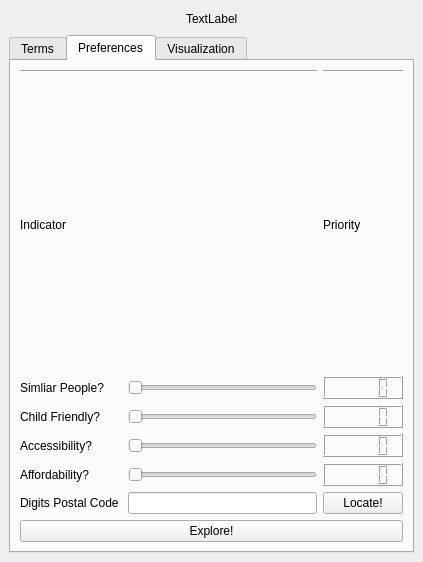
First picture: the form in Suburbia/MyPlugin/suburbia_search_tool_dockwidget_base.ui, repository jessehable/GEO1005, before the edit.
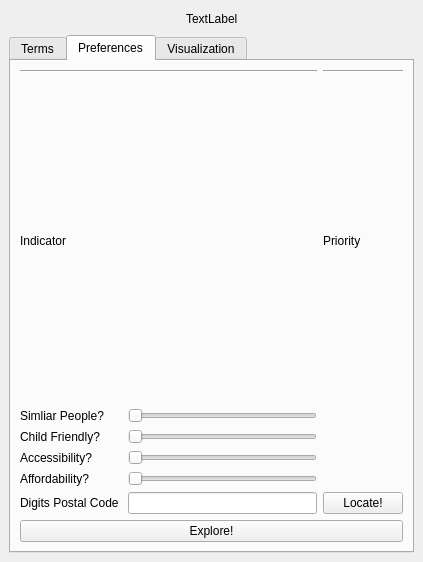
Second picture: the form after the edit.

```diff
--- a/Suburbia/MyPlugin/suburbia_search_tool_dockwidget_base.ui
+++ b/Suburbia/MyPlugin/suburbia_search_tool_dockwidget_base.ui
@@ -166,12 +166,6 @@
             </property>
            </widget>
           </item>
-          <item row="5" column="2">
-           <widget class="QLCDNumber" name="PriorityAccess"/>
-          </item>
-          <item row="3" column="2">
-           <widget class="QLCDNumber" name="PriorityPeople"/>
-          </item>
           <item row="3" column="1">
            <widget class="QSlider" name="SliderPeople">
             <property name="maximum">
@@ -240,12 +234,6 @@
             </property>
            </widget>
           </item>
-          <item row="4" column="2">
-           <widget class="QLCDNumber" name="PriorityChild"/>
-          </item>
-          <item row="6" column="2">
-           <widget class="QLCDNumber" name="PriorityAfford"/>
-          </item>
           <item row="5" column="0">
            <widget class="QLabel" name="LabelIndicator3">
             <property name="text">
@@ -284,6 +272,34 @@
             </property>
            </widget>
           </item>
+          <item row="3" column="2">
+           <widget class="QLabel" name="PriorityPeople">
+            <property name="text">
+             <string/>
+            </property>
+           </widget>
+          </item>
+          <item row="4" column="2">
+           <widget class="QLabel" name="PriorityChild">
+            <property name="text">
+             <string/>
+            </property>
+           </widget>
+          </item>
+          <item row="5" column="2">
+           <widget class="QLabel" name="PriorityAccess">
+            <property name="text">
+             <string/>
+            </property>
+           </widget>
+          </item>
+          <item row="6" column="2">
+           <widget class="QLabel" name="PriorityAfford">
+            <property name="text">
+             <string/>
+            </property>
+           </widget>
+          </item>
          </layout>
         </item>
        </layout>
```
